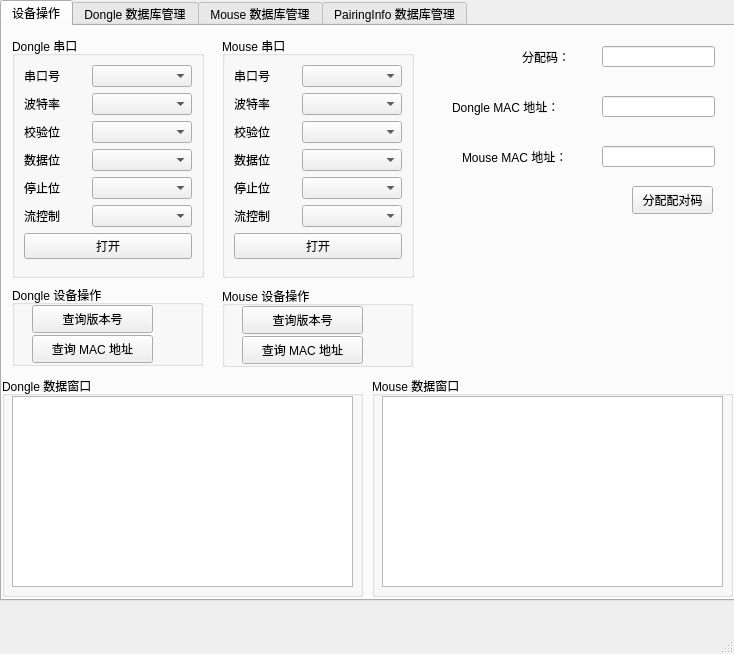
Qt form UI/tool/pairingTool/pairingtool.ui (isDerek/ProductionTool) before a commit.
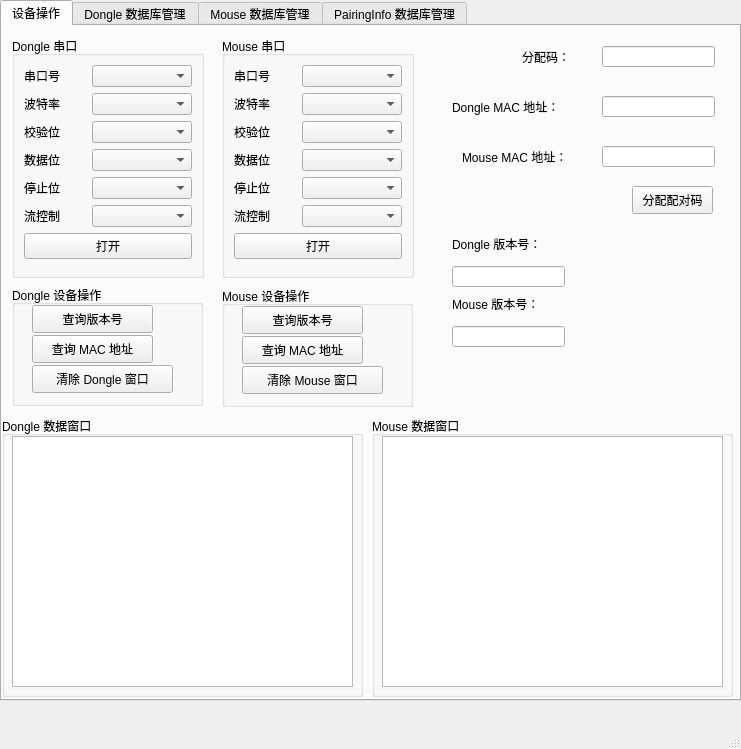
The same form after that commit.

Commit message: 修改了配对工具界面，添加清屏按钮，补充了获取 Mouse 地址逻辑处理，补充了获取版本逻辑处理，未进行数据库操作

The edit to the form file:
```diff
--- a/UI/tool/pairingTool/pairingtool.ui
+++ b/UI/tool/pairingTool/pairingtool.ui
@@ -6,8 +6,8 @@
    <rect>
     <x>0</x>
     <y>0</y>
-    <width>734</width>
-    <height>654</height>
+    <width>741</width>
+    <height>749</height>
    </rect>
   </property>
   <property name="windowTitle">
@@ -20,7 +20,7 @@
       <x>0</x>
       <y>0</y>
       <width>741</width>
-      <height>601</height>
+      <height>701</height>
      </rect>
     </property>
     <property name="currentIndex">
@@ -391,9 +391,9 @@
       <property name="geometry">
        <rect>
         <x>0</x>
-        <y>350</y>
+        <y>390</y>
         <width>361</width>
-        <height>221</height>
+        <height>281</height>
        </rect>
       </property>
       <property name="title">
@@ -405,7 +405,7 @@
          <x>10</x>
          <y>20</y>
          <width>341</width>
-         <height>191</height>
+         <height>251</height>
         </rect>
        </property>
       </widget>
@@ -414,9 +414,9 @@
       <property name="geometry">
        <rect>
         <x>370</x>
-        <y>350</y>
+        <y>390</y>
         <width>361</width>
-        <height>221</height>
+        <height>281</height>
        </rect>
       </property>
       <property name="title">
@@ -428,7 +428,7 @@
          <x>10</x>
          <y>20</y>
          <width>341</width>
-         <height>191</height>
+         <height>251</height>
         </rect>
        </property>
       </widget>
@@ -511,7 +511,7 @@
         <x>10</x>
         <y>259</y>
         <width>191</width>
-        <height>81</height>
+        <height>121</height>
        </rect>
       </property>
       <property name="title">
@@ -543,6 +543,19 @@
         <string>查询 MAC 地址</string>
        </property>
       </widget>
+      <widget class="QPushButton" name="btn_dongleDataClear">
+       <property name="geometry">
+        <rect>
+         <x>20</x>
+         <y>80</y>
+         <width>141</width>
+         <height>28</height>
+        </rect>
+       </property>
+       <property name="text">
+        <string>清除 Dongle 窗口</string>
+       </property>
+      </widget>
      </widget>
      <widget class="QGroupBox" name="groupBox_2">
       <property name="geometry">
@@ -550,7 +563,7 @@
         <x>220</x>
         <y>260</y>
         <width>191</width>
-        <height>81</height>
+        <height>121</height>
        </rect>
       </property>
       <property name="title">
@@ -582,6 +595,65 @@
         <string>查询 MAC 地址</string>
        </property>
       </widget>
+      <widget class="QPushButton" name="btn_mouseDataClear">
+       <property name="geometry">
+        <rect>
+         <x>20</x>
+         <y>80</y>
+         <width>141</width>
+         <height>28</height>
+        </rect>
+       </property>
+       <property name="text">
+        <string>清除 Mouse 窗口</string>
+       </property>
+      </widget>
+     </widget>
+     <widget class="QLabel" name="label_16">
+      <property name="geometry">
+       <rect>
+        <x>450</x>
+        <y>210</y>
+        <width>121</width>
+        <height>16</height>
+       </rect>
+      </property>
+      <property name="text">
+       <string>Dongle 版本号：</string>
+      </property>
+     </widget>
+     <widget class="QLabel" name="label_17">
+      <property name="geometry">
+       <rect>
+        <x>450</x>
+        <y>270</y>
+        <width>121</width>
+        <height>16</height>
+       </rect>
+      </property>
+      <property name="text">
+       <string>Mouse 版本号：</string>
+      </property>
+     </widget>
+     <widget class="QLineEdit" name="le_dongleVersion">
+      <property name="geometry">
+       <rect>
+        <x>450</x>
+        <y>240</y>
+        <width>113</width>
+        <height>21</height>
+       </rect>
+      </property>
+     </widget>
+     <widget class="QLineEdit" name="le_mouseVersion">
+      <property name="geometry">
+       <rect>
+        <x>450</x>
+        <y>300</y>
+        <width>113</width>
+        <height>21</height>
+       </rect>
+      </property>
      </widget>
     </widget>
     <widget class="QWidget" name="tab_2">
```
Left out of the diff: 2 changed lines with no effect on the pictures. The commit also changes 8 other files.
